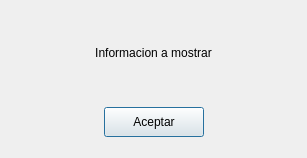
Above: dlginfo.ui from Gabrielnz/pasantia-CIMBUC before the change. Below: the same form after it.
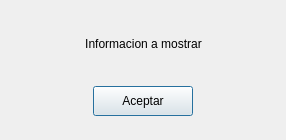
That is the form after the change.

Diff of the .ui file:
```diff
--- a/dlginfo.ui
+++ b/dlginfo.ui
@@ -6,8 +6,8 @@
    <rect>
     <x>0</x>
     <y>0</y>
-    <width>307</width>
-    <height>158</height>
+    <width>286</width>
+    <height>140</height>
    </rect>
   </property>
   <property name="windowTitle">
@@ -27,7 +27,7 @@
        <property name="sizeHint" stdset="0">
         <size>
          <width>20</width>
-         <height>10</height>
+         <height>13</height>
         </size>
        </property>
       </spacer>
@@ -139,7 +139,7 @@
        <property name="sizeHint" stdset="0">
         <size>
          <width>20</width>
-         <height>10</height>
+         <height>13</height>
         </size>
        </property>
       </spacer>
```
